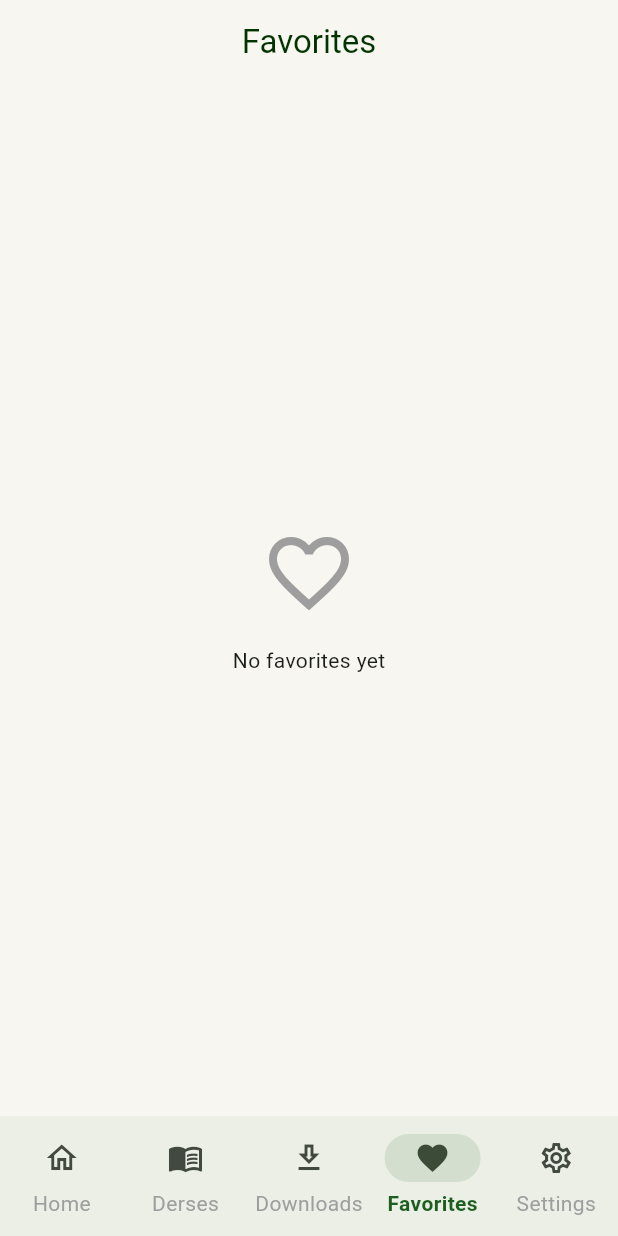
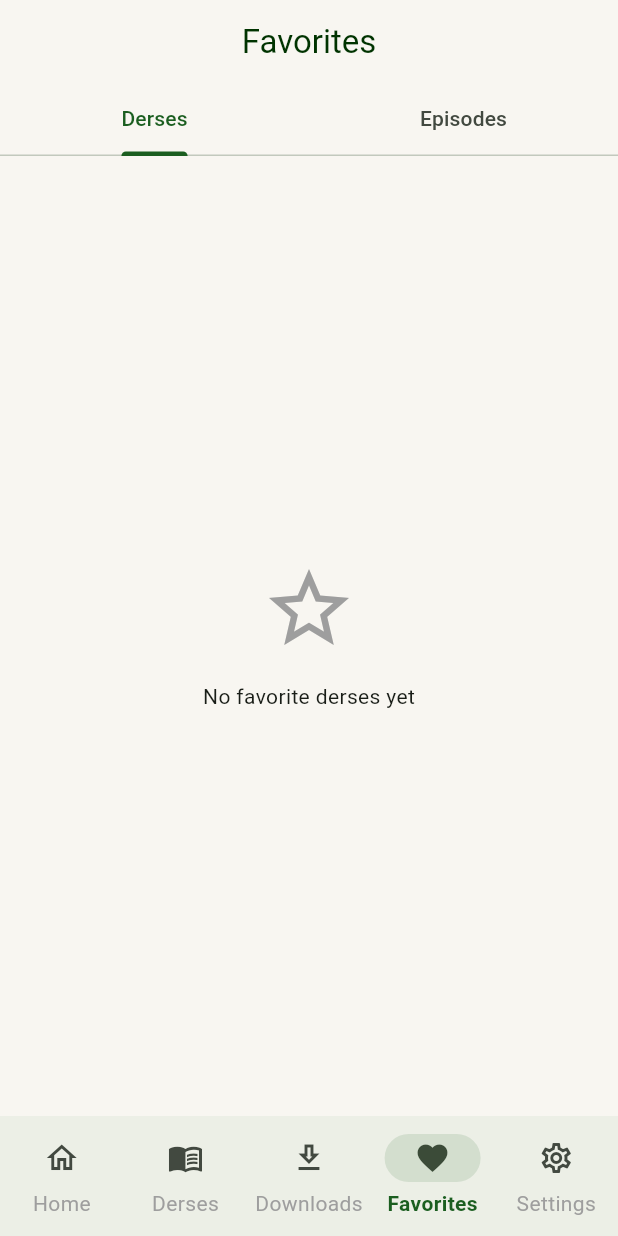
Before and after one commit to abshwabu/islamic-learning-app, a Flutter app: the screen it shows after launch, item 4 of the bottom bar chosen, on a phone screen of 412 x 824 dp. Run offline on Flutter 3.47's test engine with Material 3 defaults, Android fonts, the phone set to English and light mode, and no system bars; our stand-ins replace connectivity_plus, dio, drift, drift_flutter, flutter_riverpod, go_router and 2 more; missing offline and left inert: audio_session, pdfx; accounts and stored records are empty; generated files the repository leaves out were written again; network calls fail.

Commit message:
feat: adding derses to favorite

```diff
--- a/lib/features/derses/presentation/derses_list_screen.dart
+++ b/lib/features/derses/presentation/derses_list_screen.dart
@@ -6,6 +6,8 @@ import '../../../../core/database/database.dart';
 import '../../../../core/router/app_router.dart';
 import '../models/derses_models.dart';
 import '../providers/derses_providers.dart';
+import '../../favorites/models/favorite_entity_type.dart';
+import '../../favorites/presentation/widgets/favorite_star_button.dart';
 import 'widgets/download_status_badge.dart';
 
 enum DersesFilterType { ustaz, topic }
@@ -113,6 +115,10 @@ class _DersListTile extends ConsumerWidget {
                 ),
               ),
               const SizedBox(width: 8),
+              FavoriteStarButton(
+                entityType: FavoriteEntityType.ders,
+                entityId: ders.id,
+              ),
               DownloadStatusBadge(status: downloadStatus),
               const Icon(Icons.chevron_right),
             ],
--- /dev/null
+++ b/lib/features/favorites/models/favorite_entity_type.dart
@@ -0,0 +1,4 @@
+abstract final class FavoriteEntityType {
+  static const ders = 'ders';
+  static const episode = 'episode';
+}
--- /dev/null
+++ b/lib/features/favorites/models/favorite_items.dart
@@ -0,0 +1,23 @@
+import '../../../core/database/database.dart';
+
+class FavoriteDersItem {
+  const FavoriteDersItem({
+    required this.favorite,
+    required this.ders,
+  });
+
+  final Favorite favorite;
+  final CachedDers ders;
+}
+
+class FavoriteEpisodeItem {
+  const FavoriteEpisodeItem({
+    required this.favorite,
+    required this.episode,
+    required this.ders,
+  });
+
+  final Favorite favorite;
+  final CachedEpisode episode;
+  final CachedDers ders;
+}
--- a/lib/features/favorites/presentation/favorites_screen.dart
+++ b/lib/features/favorites/presentation/favorites_screen.dart
@@ -1,22 +1,176 @@
 import 'package:flutter/material.dart';
+import 'package:flutter_riverpod/flutter_riverpod.dart';
+import 'package:go_router/go_router.dart';
 
-class FavoritesScreen extends StatelessWidget {
+import '../../../core/router/app_router.dart';
+import '../../../core/utils/formatters.dart';
+import '../models/favorite_entity_type.dart';
+import '../models/favorite_items.dart';
+import '../providers/favorites_providers.dart';
+import 'widgets/favorite_star_button.dart';
+
+class FavoritesScreen extends ConsumerWidget {
   const FavoritesScreen({super.key});
 
   @override
-  Widget build(BuildContext context) {
-    return Scaffold(
-      appBar: AppBar(title: const Text('Favorites')),
-      body: const Center(
-        child: Column(
-          mainAxisAlignment: MainAxisAlignment.center,
+  Widget build(BuildContext context, WidgetRef ref) {
+    final dersesAsync = ref.watch(favoriteDersesProvider);
+    final episodesAsync = ref.watch(favoriteEpisodesProvider);
+
+    return DefaultTabController(
+      length: 2,
+      child: Scaffold(
+        appBar: AppBar(
+          title: const Text('Favorites'),
+          bottom: const TabBar(
+            tabs: [
+              Tab(text: 'Derses'),
+              Tab(text: 'Episodes'),
+            ],
+          ),
+        ),
+        body: TabBarView(
           children: [
-            Icon(Icons.favorite_border, size: 64, color: Colors.grey),
-            SizedBox(height: 16),
-            Text('No favorites yet'),
+            dersesAsync.when(
+              loading: () => const Center(child: CircularProgressIndicator()),
+              error: (_, __) =>
+                  const Center(child: Text('Could not load favorite derses')),
+              data: (items) => _FavoriteDersesList(items: items),
+            ),
+            episodesAsync.when(
+              loading: () => const Center(child: CircularProgressIndicator()),
+              error: (_, __) =>
+                  const Center(child: Text('Could not load favorite episodes')),
+              data: (items) => _FavoriteEpisodesList(items: items),
+            ),
           ],
         ),
       ),
     );
   }
 }
+
+class _FavoriteDersesList extends StatelessWidget {
+  const _FavoriteDersesList({required this.items});
+
+  final List<FavoriteDersItem> items;
+
+  @override
+  Widget build(BuildContext context) {
+    if (items.isEmpty) {
+      return const _EmptyFavorites(
+        icon: Icons.star_border,
+        message: 'No favorite derses yet',
+      );
+    }
+
+    return ListView.separated(
+      padding: const EdgeInsets.all(16),
+      itemCount: items.length,
+      separatorBuilder: (_, __) => const SizedBox(height: 8),
+      itemBuilder: (context, index) {
+        final item = items[index];
+        return Card(
+          child: ListTile(
+            onTap: () => context.push(AppRoutes.dersEpisodesPath(item.ders.id)),
+            leading: ClipRRect(
+              borderRadius: BorderRadius.circular(8),
+              child: Container(
+                width: 48,
+                height: 48,
+                color: Theme.of(context).colorScheme.primaryContainer,
+                child: item.ders.coverImageUrl != null
+                    ? Image.network(
+                        item.ders.coverImageUrl!,
+                        fit: BoxFit.cover,
+                        errorBuilder: (_, __, ___) =>
+                            const Icon(Icons.menu_book_outlined),
+                      )
+                    : const Icon(Icons.menu_book_outlined),
+              ),
+            ),
+            title: Text(item.ders.title),
+            subtitle: item.ders.description != null
+                ? Text(
+                    item.ders.description!,
+                    maxLines: 1,
+                    overflow: TextOverflow.ellipsis,
+                  )
+                : null,
+            trailing: FavoriteStarButton(
+              entityType: FavoriteEntityType.ders,
+              entityId: item.ders.id,
+            ),
+          ),
+        );
+      },
+    );
+  }
+}
+
+class _FavoriteEpisodesList extends StatelessWidget {
+  const _FavoriteEpisodesList({required this.items});
+
+  final List<FavoriteEpisodeItem> items;
+
+  @override
+  Widget build(BuildContext context) {
+    if (items.isEmpty) {
+      return const _EmptyFavorites(
+        icon: Icons.star_border,
+        message: 'No favorite episodes yet',
+      );
+    }
+
+    return ListView.separated(
+      padding: const EdgeInsets.all(16),
+      itemCount: items.length,
+      separatorBuilder: (_, __) => const SizedBox(height: 8),
+      itemBuilder: (context, index) {
+        final item = items[index];
+        return Card(
+          child: ListTile(
+            onTap: () =>
+                context.push(AppRoutes.playerEpisodePath(item.episode.id)),
+            leading: CircleAvatar(
+              backgroundColor: Theme.of(context).colorScheme.primaryContainer,
+              child: const Icon(Icons.play_arrow),
+            ),
+            title: Text(item.episode.title),
+            subtitle: Text(
+              '${item.ders.title} · ${formatDuration(item.episode.durationSeconds)}',
+            ),
+            trailing: FavoriteStarButton(
+              entityType: FavoriteEntityType.episode,
+              entityId: item.episode.id,
+            ),
+          ),
+        );
+      },
+    );
+  }
+}
+
+class _EmptyFavorites extends StatelessWidget {
+  const _EmptyFavorites({
+    required this.icon,
+    required this.message,
+  });
+
+  final IconData icon;
+  final String message;
+
+  @override
+  Widget build(BuildContext context) {
+    return Center(
+      child: Column(
+        mainAxisAlignment: MainAxisAlignment.center,
+        children: [
+          Icon(icon, size: 64, color: Colors.grey),
+          const SizedBox(height: 16),
+          Text(message),
+        ],
+      ),
+    );
+  }
+}
--- /dev/null
+++ b/lib/features/favorites/providers/favorites_providers.dart
@@ -0,0 +1,68 @@
+import 'package:flutter_riverpod/flutter_riverpod.dart';
+
+import '../../../core/database/database.dart';
+import '../models/favorite_entity_type.dart';
+import '../models/favorite_items.dart';
+
+final isFavoriteProvider =
+    StreamProvider.family<bool, ({String type, int id})>((ref, key) {
+  return ref
+      .watch(databaseProvider)
+      .favoritesDao
+      .watchIsFavorite(key.type, key.id);
+});
+
+final favoriteDersesProvider = FutureProvider<List<FavoriteDersItem>>((ref) async {
+  final db = ref.watch(databaseProvider);
+  final favorites = await db.favoritesDao.getByType(FavoriteEntityType.ders);
+  final items = <FavoriteDersItem>[];
+
+  for (final favorite in favorites) {
+    final ders = await db.cachedDersesDao.getById(favorite.entityId);
+    if (ders == null) continue;
+    items.add(FavoriteDersItem(favorite: favorite, ders: ders));
+  }
+
+  return items;
+});
+
+final favoriteEpisodesProvider =
+    FutureProvider<List<FavoriteEpisodeItem>>((ref) async {
+  final db = ref.watch(databaseProvider);
+  final favorites = await db.favoritesDao.getByType(FavoriteEntityType.episode);
+  final items = <FavoriteEpisodeItem>[];
+
+  for (final favorite in favorites) {
+    final episode = await db.cachedEpisodesDao.getById(favorite.entityId);
+    if (episode == null) continue;
+    final ders = await db.cachedDersesDao.getById(episode.dersId);
+    if (ders == null) continue;
+    items.add(
+      FavoriteEpisodeItem(
+        favorite: favorite,
+        episode: episode,
+        ders: ders,
+      ),
+    );
+  }
+
+  return items;
+});
+
+final favoritesRepositoryProvider = Provider<FavoritesRepository>((ref) {
+  return FavoritesRepository(ref.watch(databaseProvider));
+});
+
+class FavoritesRepository {
+  FavoritesRepository(this._db);
+
+  final AppDatabase _db;
+
+  Future<bool> toggleDers(int dersId) {
+    return _db.favoritesDao.toggle(FavoriteEntityType.ders, dersId);
+  }
+
+  Future<bool> toggleEpisode(int episodeId) {
+    return _db.favoritesDao.toggle(FavoriteEntityType.episode, episodeId);
+  }
+}
```
Also changed, not shown: lib/core/database/daos/favorites_dao.dart (+42 -1 lines), lib/features/favorites/presentation/widgets/favorite_star_button.dart (added, +58 -0 lines), lib/features/player/presentation/player_screen.dart (+9 -0 lines), 1 other file.
